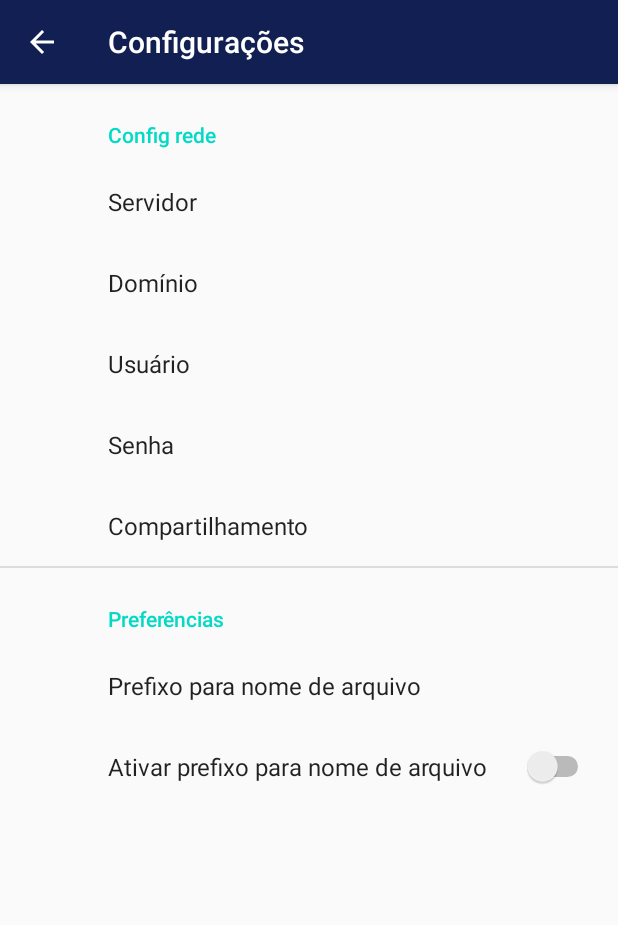
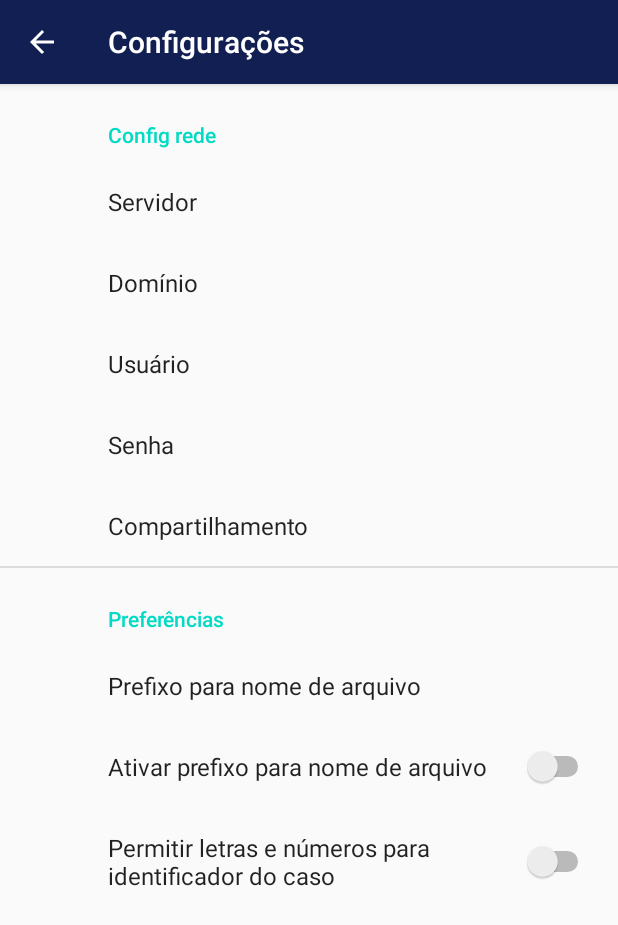
Before and after one commit to matnunes/FastPic-Mobile, an Android app: the screen it shows after launch (SettingsActivity), in the options menu, after a tap on "Configurações", on a phone screen of 412 x 824 dp. Shown: the top 925 px of the screen. Run offline under Robolectric (Android 15) with nearby library versions, the phone set to English and light mode, and no system bars; our stand-ins replace androidx.preference; libraries missing offline, so code that uses them is left out: jcifs.config, jcifs.context, jcifs.smb.

Commit message:
Option for full text for case Id besides numeric value
-Added option for complex text for case Id
-UI translation for Russian
-Improved filtering for directory names
v.1.22.5

```diff
--- a/app/build.gradle
+++ b/app/build.gradle
@@ -8,8 +8,8 @@ android {
         applicationId "com.mbn.fastpicmobile"
         minSdkVersion 28
         targetSdkVersion 31
-        versionCode 3
-        versionName "1.22.1"
+        versionCode 4
+        versionName "1.22.5"
 
         testInstrumentationRunner "androidx.test.runner.AndroidJUnitRunner"
     }
--- a/app/src/main/java/com/mbn/fastpicmobile/MainActivity.java
+++ b/app/src/main/java/com/mbn/fastpicmobile/MainActivity.java
@@ -20,6 +20,9 @@ import android.os.Bundle;
 import android.os.Environment;
 import android.os.StrictMode;
 import android.provider.MediaStore;
+import android.text.InputFilter;
+import android.text.InputType;
+import android.text.Spanned;
 import android.text.TextUtils;
 import android.view.Menu;
 import android.view.MenuInflater;
@@ -51,17 +54,21 @@ public class MainActivity extends AppCompatActivity {
     private ImageView picPreview;
     private ImageButton btnFoto;
     private ImageButton btnSendSMB;
+    private EditText caseIdEditBox;
     private Bitmap myBitmap;
     private String currentPhotoPath;
     private FileOutputStream fileOutputStream;
+    private SharedPreferences sharedPreferences;
     private String filePath;
     private String imageFileName;
     String timeStamp;
     private Uri mPhotoUri;
     private String caseId;
+    private String invalidChars = "@~#^|$%&*!/<>:'+={}?\\\"";
 
     private static final int CAPTURE_IMAGE_ACTIVITY_REQUEST_CODE_FILE_URI = 100;
     private static final int CAPTURE_IMAGE_ACTIVITY_REQUEST_CODE_CONTENT_RESOLVER = 101;
+    private static final int DEFAULT_INPUT_TEXT_TYPE = 67;
 
     @Override
     public boolean onCreateOptionsMenu(Menu menu) {
@@ -100,6 +107,7 @@ public class MainActivity extends AppCompatActivity {
 
         super.onCreate(savedInstanceState);
         setContentView(R.layout.activity_main);
+        sharedPreferences = PreferenceManager.getDefaultSharedPreferences(getApplicationContext());
 
         imageFileName = "";
 
@@ -116,6 +124,15 @@ public class MainActivity extends AppCompatActivity {
         btnSendSMB = (ImageButton)findViewById(R.id.sendSMB);
         setEnabledImageButton(btnSendSMB, false);
 
+        caseIdEditBox = (EditText)findViewById(R.id.editIdCaso);
+        setInputText(sharedPreferences.getBoolean("switch_caseId_text",false));
+
+        caseIdEditBox.setOnClickListener(new View.OnClickListener() {
+            @Override
+            public void onClick(View v) {
+                setInputText(sharedPreferences.getBoolean("switch_caseId_text",false));
+            }
+        });
 
         btnSendSMB.setOnClickListener(new View.OnClickListener() {
             @Override
@@ -148,6 +165,30 @@ public class MainActivity extends AppCompatActivity {
         });
     }
 
+    private void setInputText(boolean complexText)
+    {
+        if (complexText) {
+            caseIdEditBox.setInputType(InputType.TYPE_CLASS_TEXT);
+        }
+        else
+        {
+            caseIdEditBox.setInputType(DEFAULT_INPUT_TEXT_TYPE);
+        }
+        caseIdEditBox.setFilters(new InputFilter[] { filter });
+    }
+
+    private InputFilter filter = new InputFilter() {
+        @Override
+        public CharSequence filter(CharSequence source,
+                                   int start, int end, Spanned dest, int dstart, int dend) {
+
+            if (source != null && invalidChars.contains(("" + source))) {
+                return "";
+            }
+            return null;
+        }
+    };
+
     private void setEnabledImageButton(ImageButton imgBtn, boolean enabled) {
 
         Drawable background = imgBtn.getBackground();
@@ -176,7 +217,7 @@ public class MainActivity extends AppCompatActivity {
         }
 
         //System.out.println("sendFileSMBConnection");
-        SharedPreferences sharedPreferences = PreferenceManager.getDefaultSharedPreferences(getApplicationContext());
+        sharedPreferences = PreferenceManager.getDefaultSharedPreferences(getApplicationContext());
         String svDomain = sharedPreferences.getString("smbDomain","WORKGROUP");
         String userName = sharedPreferences.getString("smbUser","");
         String password = sharedPreferences.getString("smbPassword","");
@@ -199,7 +240,7 @@ public class MainActivity extends AppCompatActivity {
                 imageFileNamePrefix += "_";
         }
 
-        caseId = ((EditText)findViewById(R.id.editIdCaso)).getText().toString();
+        caseId = ((EditText)findViewById(R.id.editIdCaso)).getText().toString().trim();
         String path = remoteURL + remoteFile;
         if (!TextUtils.isEmpty(caseId)) {
             SmbFile smbFileDir = new SmbFile(remoteURL + remoteFile + caseId, ct);
--- a/app/src/main/res/values/strings.xml
+++ b/app/src/main/res/values/strings.xml
@@ -20,6 +20,7 @@
     <string name="switch_detectar_conexao">Detectar conexão automaticamente</string>
     <string name="input_text_prefixo">Prefixo para nome de arquivo</string>
     <string name="switch_prefixo">Ativar prefixo para nome de arquivo</string>
+    <string name="switch_caseId_complex">Permitir letras e números para identificador do caso</string>
 
     <!-- Messages -->
     <string name="str_message_about_title">Sobre</string>
--- a/app/src/main/res/xml/app_config.xml
+++ b/app/src/main/res/xml/app_config.xml
@@ -52,6 +52,10 @@
             android:defaultValue="false"
             android:key="switch_filePrefix"
             android:title="@string/switch_prefixo" />
+        <SwitchPreference
+            android:defaultValue="false"
+            android:key="switch_caseId_text"
+            android:title="@string/switch_caseId_complex" />
     </PreferenceCategory>
 
 </PreferenceScreen>
```
Also changed, not shown: 5 other files.
